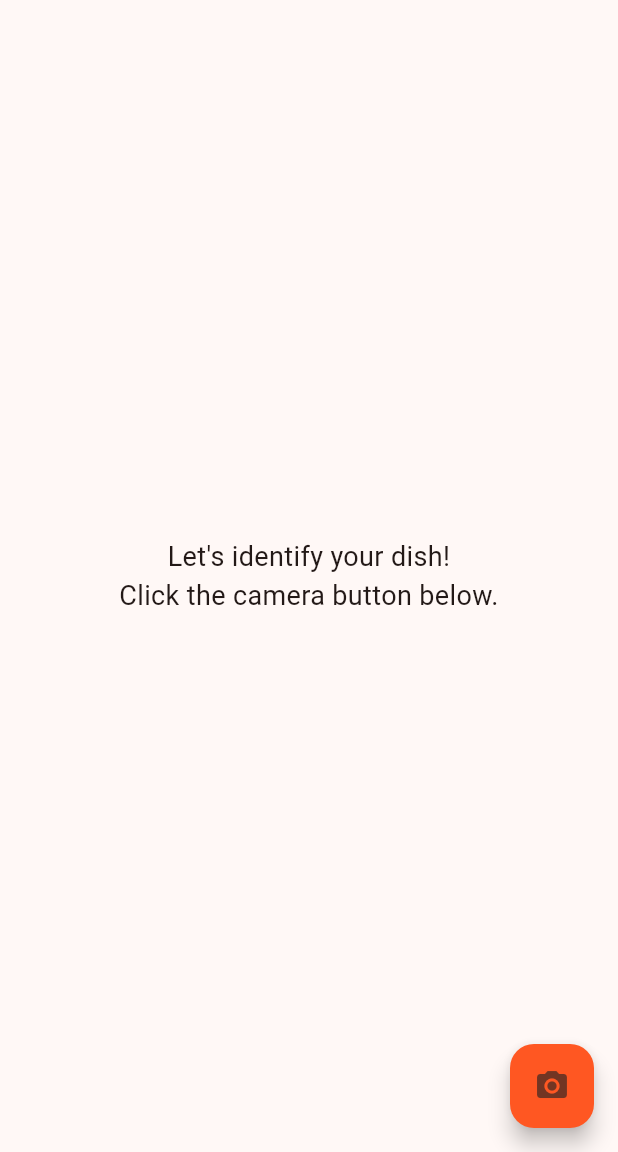
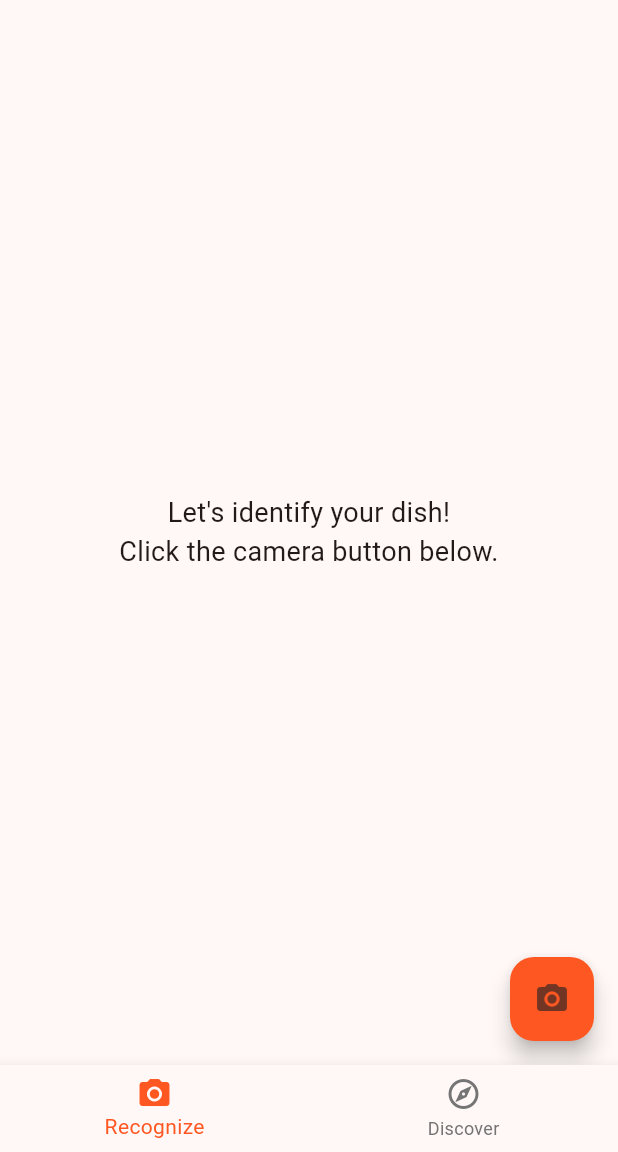
Before and after one commit to Enesb06/Sofra, a Flutter app: the screen it shows after launch, after a tap on the "camera alt" icon, on a phone screen of 412 x 824 dp, the part 84-1236 px from its top. Run offline on Flutter 3.47's test engine with Material 3 defaults, Android fonts, the phone set to English and light mode, and no system bars; our stand-ins replace audioplayers, cached_network_image, google_fonts, image_picker, sqflite, supabase_flutter; missing offline and left inert: tflite_flutter; accounts and stored records are empty.

Commit message:
lezzer kaşifi sayfası eklendi

```diff
--- /dev/null
+++ b/dishai/lib/screens/discover_page.dart
@@ -0,0 +1,73 @@
+import 'package:flutter/material.dart';
+
+class DiscoverPage extends StatefulWidget {
+  const DiscoverPage({super.key});
+
+  @override
+  State<DiscoverPage> createState() => _DiscoverPageState();
+}
+
+class _DiscoverPageState extends State<DiscoverPage> {
+  // TODO: Lezzet Kaşifi chatbot'unun mantığı buraya gelecek.
+  // - Chat mesajları listesi
+  // - Metin giriş kontrolcüsü
+  // - Şehir arama ve öneri fonksiyonları
+
+  @override
+  Widget build(BuildContext context) {
+    return Scaffold(
+      appBar: AppBar(
+        title: const Text('DishAI - Flavor Explorer'),
+        backgroundColor: Colors.blue.shade300, // Ayırt etmek için farklı bir renk
+      ),
+      body: Column(
+        children: [
+          Expanded(
+            child: ListView(
+              padding: const EdgeInsets.all(16.0),
+              children: [
+                // Başlangıç için basit bir karşılama mesajı
+                _buildBotMessage("Ready for a culinary adventure in Türkiye! 🇹🇷\n\nWhich city are you planning to visit?"),
+              ],
+            ),
+          ),
+          // TODO: Metin giriş alanı buraya eklenecek.
+          Padding(
+            padding: const EdgeInsets.all(8.0),
+            child: Text(
+              "Chatbot input will be here...",
+              style: TextStyle(color: Colors.grey.shade500),
+            ),
+          ),
+        ],
+      ),
+    );
+  }
+
+  // RecognitionPage'den ödünç alınmış basit bir bot mesajı widget'ı
+  Widget _buildBotMessage(String text) {
+    return Padding(
+      padding: const EdgeInsets.symmetric(vertical: 4.0),
+      child: Row(
+        crossAxisAlignment: CrossAxisAlignment.start,
+        children: [
+          const CircleAvatar(
+            backgroundColor: Colors.grey,
+            child: Icon(Icons.explore_outlined, color: Colors.white, size: 20),
+          ),
+          const SizedBox(width: 8),
+          Expanded(
+            child: Container(
+              padding: const EdgeInsets.symmetric(vertical: 12, horizontal: 16),
+              decoration: BoxDecoration(
+                color: Colors.blue.shade50,
+                borderRadius: BorderRadius.circular(20).copyWith(topLeft: const Radius.circular(4)),
+              ),
+              child: Text(text, style: const TextStyle(fontSize: 16, color: Colors.black87)),
+            ),
+          ),
+        ],
+      ),
+    );
+  }
+}
--- /dev/null
+++ b/dishai/lib/screens/home_page.dart
@@ -0,0 +1,57 @@
+import 'package:flutter/material.dart';
+import 'recognition_page.dart';
+import 'discover_page.dart';
+
+class HomePage extends StatefulWidget {
+  const HomePage({super.key});
+
+  @override
+  State<HomePage> createState() => _HomePageState();
+}
+
+class _HomePageState extends State<HomePage> {
+  int _selectedIndex = 0;
+
+  // Navigasyon çubuğunun yöneteceği sayfaların listesi.
+  // RecognitionPage'i buraya olduğu gibi yerleştiriyoruz.
+  static const List<Widget> _widgetOptions = <Widget>[
+    RecognitionPage(), // MEVCUT SAYFANIZ
+    DiscoverPage(),    // YENİ SAYFAMIZ
+  ];
+
+  void _onItemTapped(int index) {
+    setState(() {
+      _selectedIndex = index;
+    });
+  }
+
+  @override
+  Widget build(BuildContext context) {
+    return Scaffold(
+      // Seçili indekse göre ilgili sayfayı body'de gösteriyoruz.
+      body: IndexedStack(
+        index: _selectedIndex,
+        children: _widgetOptions,
+      ),
+      bottomNavigationBar: BottomNavigationBar(
+        items: const <BottomNavigationBarItem>[
+          BottomNavigationBarItem(
+            icon: Icon(Icons.camera_alt_outlined),
+            activeIcon: Icon(Icons.camera_alt),
+            label: 'Recognize',
+          ),
+          BottomNavigationBarItem(
+            icon: Icon(Icons.explore_outlined),
+            activeIcon: Icon(Icons.explore),
+            label: 'Discover',
+          ),
+        ],
+        currentIndex: _selectedIndex,
+        selectedItemColor: Colors.deepOrange, // Seçili sekmenin rengi
+        unselectedItemColor: Colors.grey.shade600, // Seçili olmayan sekmelerin rengi
+        onTap: _onItemTapped,
+        type: BottomNavigationBarType.fixed, // İkiden fazla sekme olursa diye
+      ),
+    );
+  }
+}
--- a/dishai/lib/screens/splash_screen.dart
+++ b/dishai/lib/screens/splash_screen.dart
@@ -2,8 +2,8 @@ import 'dart:async';
 import 'package:flutter/material.dart';
 import 'package:google_fonts/google_fonts.dart';
 
-// 1. DEĞİŞİKLİK: Eski sayfayı değil, tanıma sayfasını içeri aktar.
-import 'recognition_page.dart';
+// 1. DEĞİŞİKLİK: RecognitionPage yerine yeni ana iskeletimiz olan HomePage'i import ediyoruz.
+import 'home_page.dart';
 
 class SplashScreen extends StatefulWidget {
   const SplashScreen({super.key});
@@ -19,14 +19,17 @@ class _SplashScreenState extends State<SplashScreen> {
     Timer(
       const Duration(seconds: 3),
       () => Navigator.of(context).pushReplacement(
-        // 2. DEĞİŞİKLİK: LezzetHaritasiPage yerine RecognitionPage'e yönlendir.
-        MaterialPageRoute(builder: (context) => const RecognitionPage()),
+        // 2. DEĞİŞİKLİK: Uygulamayı artık tek bir sayfaya değil,
+        // BottomNavigationBar içeren HomePage'e yönlendiriyoruz.
+        MaterialPageRoute(builder: (context) => const HomePage()),
       ),
     );
   }
 
   @override
   Widget build(BuildContext context) {
+    // BU KISIMDA HİÇBİR DEĞİŞİKLİK YOK.
+    // MEVCUT GÜZEL TASARIMINIZ OLDUĞU GİBİ KALIYOR.
     return Scaffold(
       backgroundColor: Colors.deepOrange.shade100,
       body: Center(
@@ -34,7 +37,7 @@ class _SplashScreenState extends State<SplashScreen> {
           mainAxisAlignment: MainAxisAlignment.center,
           children: [
             Icon(
-              Icons.ramen_dining_outlined, // İkonu güncelledim
+              Icons.ramen_dining_outlined,
               size: 100.0,
               color: Colors.deepOrange.shade800,
             ),
@@ -49,7 +52,7 @@ class _SplashScreenState extends State<SplashScreen> {
             ),
             const SizedBox(height: 12),
             Text(
-              'Your Personal Turkish Gastronomy Envoy', // Metni güncelledim
+              'Your Personal Turkish Gastronomy Envoy',
               style: GoogleFonts.poppins(
                 fontSize: 16,
                 color: Colors.grey.shade700,
```
Also changed, not shown: dishai/lib/models/city_food_model.dart (added, +23 -0 lines), dishai/lib/models/city_model.dart (added, +27 -0 lines).
